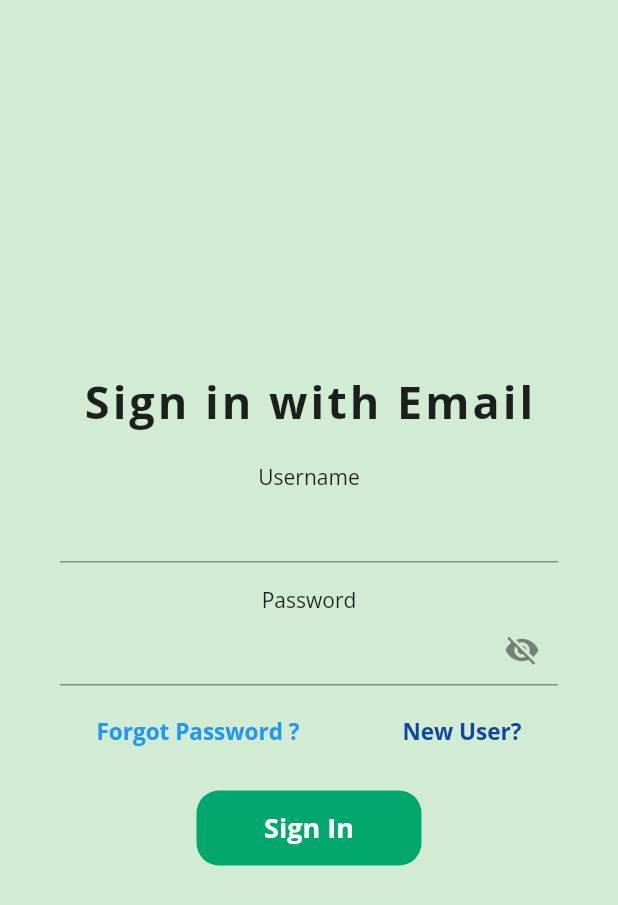
After one commit to abhisheksudhir/blog-app-using-flutter-and-node-, a Flutter app: the screen it shows after launch, after a tap on "Sign In", on a phone screen of 412 x 824 dp. The commit adds this screen. Shown: the top 905 px of the screen. Run offline on Flutter 3.47's test engine with Material 2 defaults, Android fonts, the phone set to English and light mode, and no system bars; our stand-ins replace google_fonts, logger; missing offline and left inert: flutter_facebook_login.

Commit message:
facebook authentication and static signInPage

```diff
--- a/blog_app/lib/main.dart
+++ b/blog_app/lib/main.dart
@@ -3,6 +3,7 @@ import 'package:google_fonts/google_fonts.dart';
 
 import 'package:blog_app/pages/WelcomePage.dart';
 import 'package:blog_app/pages/SignUpPage.dart';
+import 'package:blog_app/pages/SignInPage.dart';
 
 void main() {
   runApp(MyApp());
@@ -20,6 +21,7 @@ class MyApp extends StatelessWidget {
       home: WelcomePage(),
       routes: {
         SignUpPage.routeName: (ctx) => SignUpPage(),
+        SignInPage.routeName: (ctx) => SignInPage(),
       },
     );
   }
--- /dev/null
+++ b/blog_app/lib/pages/SignInPage.dart
@@ -0,0 +1,218 @@
+import 'package:flutter/material.dart';
+
+import 'package:blog_app/NetworkHandler.dart';
+import 'package:blog_app/pages/SignUpPage.dart';
+
+class SignInPage extends StatefulWidget {
+  static const routeName = '/sign-in';
+
+  @override
+  _SignInPageState createState() => _SignInPageState();
+}
+
+class _SignInPageState extends State<SignInPage> {
+  bool vis = true;
+  final _globalkey = GlobalKey<FormState>();
+  NetworkHandler networkHandler = NetworkHandler();
+  TextEditingController _usernameController = TextEditingController();
+  TextEditingController _emailController = TextEditingController();
+  TextEditingController _passwordController = TextEditingController();
+  String errorText;
+  bool validate = false;
+  bool circular = false;
+  // final _usernameFocusNode = FocusNode();
+  // final _emailFocusNode = FocusNode();
+  // final _passwordFocusNode = FocusNode();
+
+  // @override
+  // void dispose() {
+  //   // _usernameFocusNode.dispose();
+  //   // _emailFocusNode.dispose();
+  //   // _passwordFocusNode.dispose();
+  //   // TODO: implement dispose
+  //   super.dispose();
+  // }
+
+  @override
+  Widget build(BuildContext context) {
+    return Listener(
+      onPointerDown: (_) {
+        FocusScopeNode currentFocus = FocusScope.of(context);
+        if (!currentFocus.hasPrimaryFocus &&
+            currentFocus.focusedChild != null) {
+          currentFocus.focusedChild.unfocus();
+        }
+      },
+      child: Scaffold(
+        body: SafeArea(
+          child: Container(
+            alignment: Alignment.center,
+            // height: MediaQuery.of(context).size.height,
+            decoration: BoxDecoration(
+              gradient: LinearGradient(
+                colors: [Colors.white, Colors.green[200]],
+                begin: const FractionalOffset(0.0, 1.0),
+                end: const FractionalOffset(0.0, 1.0),
+                stops: [0.0, 1.0],
+                tileMode: TileMode.repeated,
+              ),
+            ),
+            child: SingleChildScrollView(
+              padding:
+                      const EdgeInsets.symmetric(horizontal: 40, vertical: 40),
+              child: Form(
+                key: _globalkey,
+                child: Column(
+                  mainAxisAlignment: MainAxisAlignment.center,
+                  children: [
+                    Text(
+                      "Sign in with Email",
+                      style: TextStyle(
+                        fontSize: 30,
+                        fontWeight: FontWeight.bold,
+                        letterSpacing: 2,
+                      ),
+                    ),
+                    SizedBox(
+                      height: 20,
+                    ),
+                    usernameTextField(),
+                    SizedBox(
+                      height: 15,
+                    ),
+                    passwordTextField(),
+                    SizedBox(
+                      height: 20,
+                    ),
+                    Row(
+                      mainAxisAlignment: MainAxisAlignment.spaceEvenly,
+                      children: [
+                        InkWell(
+                          onTap: () {
+                            null;
+                          },
+                          child: Text(
+                            "Forgot Password ?",
+                            style: TextStyle(
+                              color: Colors.blue,
+                              fontSize: 15,
+                              fontWeight: FontWeight.bold,
+                            ),
+                          ),
+                        ),
+                        SizedBox(width: 20),
+                        InkWell(
+                          onTap: () {
+                            Navigator.of(context)
+                                .pushReplacementNamed(SignUpPage.routeName);
+                          },
+                          child: Text(
+                            "New User?",
+                            style: TextStyle(
+                              color: Colors.blue[900],
+                              fontSize: 15,
+                              fontWeight: FontWeight.bold,
+                            ),
+                          ),
+                        ),
+                      ],
+                    ),
+                    SizedBox(
+                      height: 30,
+                    ),
+                    InkWell(
+                      onTap: () async {},
+                      child: Container(
+                        width: 150,
+                        height: 50,
+                        decoration: BoxDecoration(
+                          borderRadius: BorderRadius.circular(15),
+                          color: Color(0xff00A86B),
+                        ),
+                        child: Center(
+                          child: circular
+                              ? CircularProgressIndicator()
+                              : Text(
+                                  "Sign In",
+                                  style: TextStyle(
+                                    color: Colors.white,
+                                    fontSize: 18,
+                                    fontWeight: FontWeight.bold,
+                                  ),
+                                ),
+                        ),
+                      ),
+                    ),
+                  ],
+                ),
+              ),
+            ),
+          ),
+        ),
+      ),
+    );
+  }
+
+  Widget usernameTextField() {
+    return Column(
+      children: [
+        Text("Username"),
+        TextFormField(
+          controller: _usernameController,
+          // focusNode: _usernameFocusNode,
+          textInputAction: TextInputAction.next,
+          // onFieldSubmitted: (_) {
+          //   FocusScope.of(context).requestFocus(_emailFocusNode);
+          // },
+          decoration: InputDecoration(
+            errorText: validate ? null : errorText,
+            focusedBorder: UnderlineInputBorder(
+              borderSide: BorderSide(
+                color: Colors.black,
+                width: 2,
+              ),
+            ),
+          ),
+        )
+      ],
+    );
+  }
+
+  Widget passwordTextField() {
+    return Column(
+      children: [
+        Text("Password"),
+        TextFormField(
+          controller: _passwordController,
+          // focusNode: _passwordFocusNode,
+          validator: (value) {
+            if (value.isEmpty) return "Password can't be empty";
+            if (value.length < 8) return "Password lenght must have >=8";
+            return null;
+          },
+          obscureText: vis,
+          decoration: InputDecoration(
+            suffixIcon: IconButton(
+              icon: Icon(vis ? Icons.visibility_off : Icons.visibility),
+              onPressed: () {
+                setState(() {
+                  vis = !vis;
+                });
+              },
+            ),
+            // helperText: "Password length should have >=8",
+            // helperStyle: TextStyle(
+            //   fontSize: 14,
+            // ),
+            focusedBorder: UnderlineInputBorder(
+              borderSide: BorderSide(
+                color: Colors.black,
+                width: 2,
+              ),
+            ),
+          ),
+        )
+      ],
+    );
+  }
+}
--- a/blog_app/lib/pages/WelcomePage.dart
+++ b/blog_app/lib/pages/WelcomePage.dart
@@ -1,6 +1,11 @@
+import 'dart:convert';
+
 import 'package:flutter/material.dart';
+import 'package:flutter_facebook_login/flutter_facebook_login.dart';
+import 'package:http/http.dart' as http;
 
 import 'package:blog_app/pages/SignUpPage.dart';
+import 'package:blog_app/pages/SignInPage.dart';
 
 class WelcomePage extends StatefulWidget {
   @override
@@ -13,6 +18,9 @@ class _WelcomePageState extends State<WelcomePage>
   Animation<Offset> animation1;
   AnimationController _controller2;
   Animation<Offset> animation2;
+  bool _isLogin = false;
+  Map data;
+  final facebookLogin = FacebookLogin();
 
   @override
   void initState() {
@@ -110,7 +118,7 @@ class _WelcomePageState extends State<WelcomePage>
                   height: 20,
                 ),
                 boxContainer(
-                    "assets/facebook1.png", "Sign Up with Facebook", null),
+                    "assets/facebook1.png", "Sign Up with Facebook", onFBLogin),
                 SizedBox(
                   height: 20,
                 ),
@@ -134,12 +142,17 @@ class _WelcomePageState extends State<WelcomePage>
                       SizedBox(
                         width: 10,
                       ),
-                      Text(
-                        "Sign In",
-                        style: TextStyle(
-                          color: Colors.green,
-                          fontSize: 17,
-                          fontWeight: FontWeight.bold,
+                      InkWell(
+                        onTap: () {
+                          Navigator.of(context).pushNamed(SignInPage.routeName);
+                        },
+                        child: Text(
+                          "Sign In",
+                          style: TextStyle(
+                            color: Colors.green,
+                            fontSize: 17,
+                            fontWeight: FontWeight.bold,
+                          ),
                         ),
                       ),
                     ],
@@ -151,6 +164,33 @@ class _WelcomePageState extends State<WelcomePage>
         ),
       ),
     );
+  }
+
+  onFBLogin() async {
+    final result = await facebookLogin.logIn(['email']);
+    switch (result.status) {
+      case FacebookLoginStatus.loggedIn:
+        final token = result.accessToken;
+        final response = await http.get(
+            "https://graph.facebook.com/v2.12/me?fields=name,picture,email&access_token=$token");
+        final data1 = json.decode(response.body);
+        print(data);
+        setState(() {
+          _isLogin = true;
+          data = data1;
+        });
+        break;
+      case FacebookLoginStatus.cancelledByUser:
+        setState(() {
+          _isLogin = false;
+        });
+        break;
+      case FacebookLoginStatus.error:
+        setState(() {
+          _isLogin = false;
+        });
+        break;
+    }
   }
 
   onEmailClick() {
--- a/blog_app/pubspec.yaml
+++ b/blog_app/pubspec.yaml
@@ -26,6 +26,7 @@ dependencies:
   google_fonts: ^1.1.2
   http: ^0.12.2
   logger: ^0.9.4
+  flutter_facebook_login: ^3.0.0
 
 
   # The following adds the Cupertino Icons font to your application.
```
Also changed, not shown: blog_app/pubspec.lock, 2 other files.
